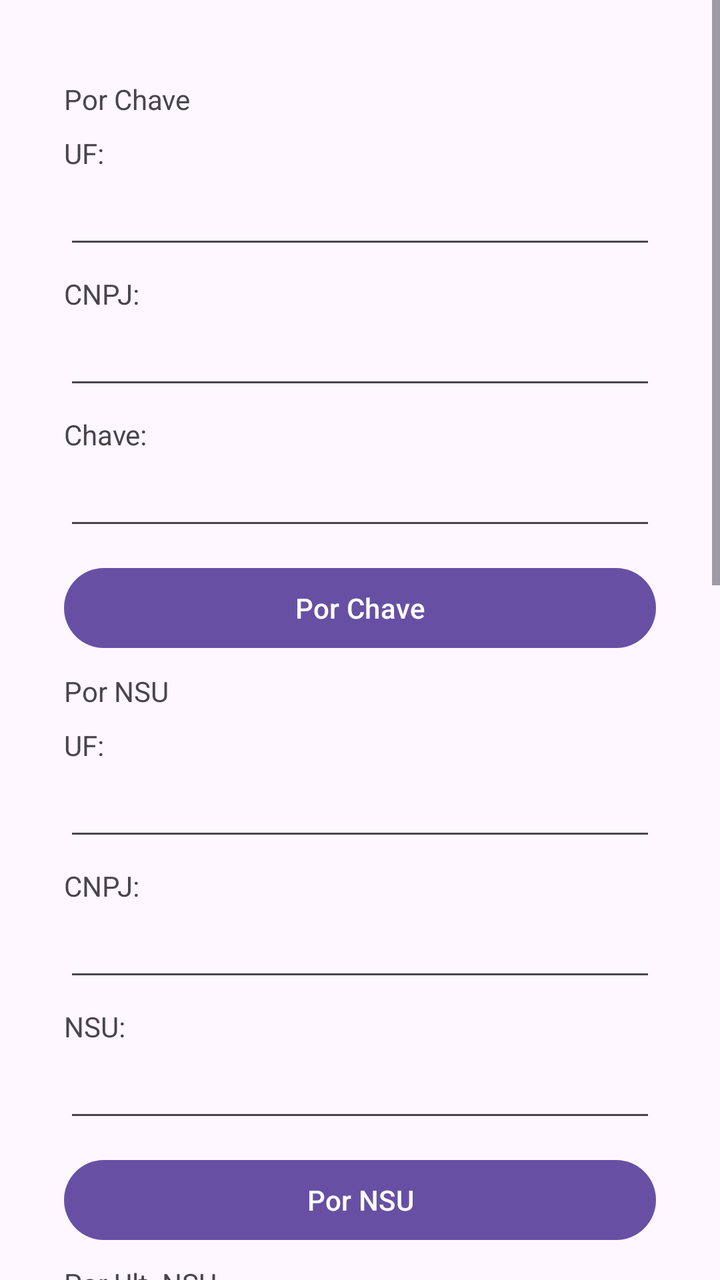
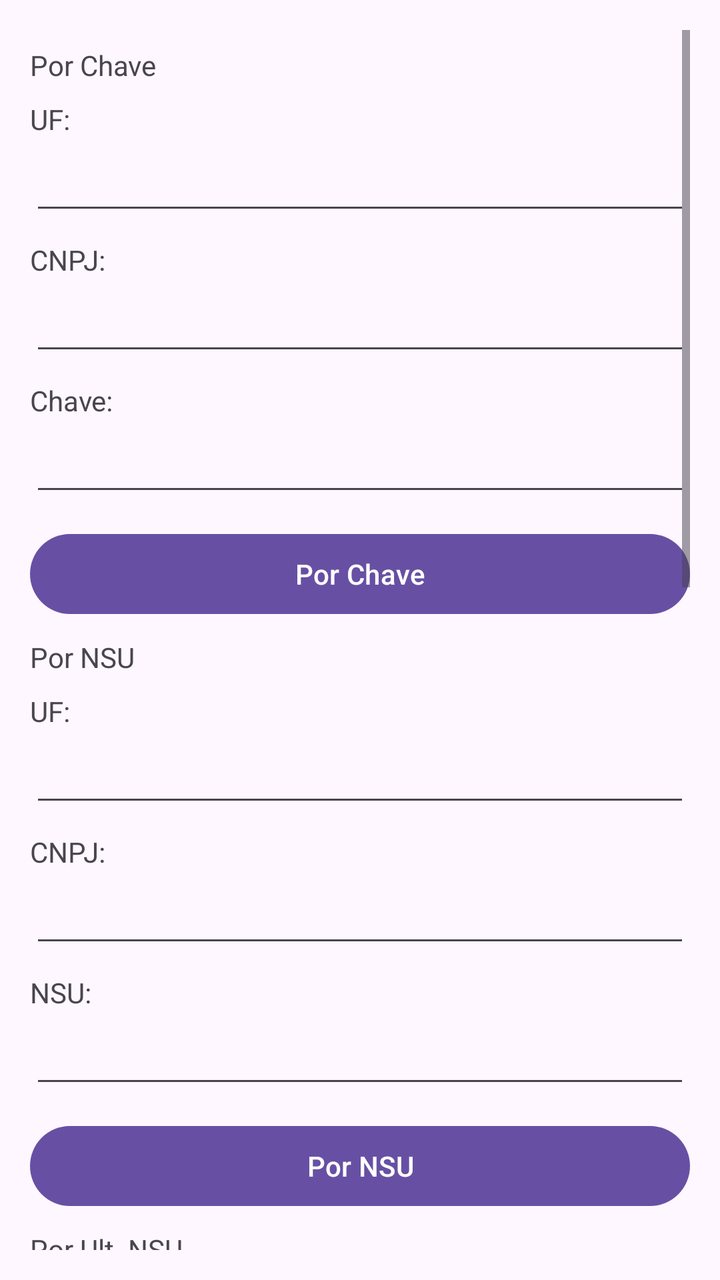

Two renders of the same Android screen: before a commit and after it. Below are the layout's source before the change and the commit's diff.
<!-- AndroidManifest.xml: application theme Theme.ACBrLibNFeDemo -->
<!-- res/layout/fragment_comandos_distribuicao_nfe.xml -->
<?xml version="1.0" encoding="utf-8"?>
<ScrollView xmlns:android="http://schemas.android.com/apk/res/android"
    xmlns:tools="http://schemas.android.com/tools"
    android:layout_width="match_parent"
    android:layout_height="match_parent"
    android:fillViewport="true"
    tools:context=".ComandosDistribuicaoNFeFragment">

    <LinearLayout
        android:layout_width="match_parent"
        android:layout_height="wrap_content"
        android:padding="32dp"
        android:orientation="vertical">

        <TextView
            android:layout_width="match_parent"
            android:layout_height="wrap_content"
            android:layout_marginTop="8dp"
            android:text="Por Chave" />

        <TextView
            android:layout_width="match_parent"
            android:layout_height="wrap_content"
            android:layout_marginTop="8dp"
            android:text="UF:" />

        <EditText
            android:id="@+id/txtUFDFePorChave"
            android:layout_width="match_parent"
            android:layout_height="wrap_content"
            android:layout_marginTop="10dp"
            android:textSize="12dp" />

        <TextView
            android:layout_width="match_parent"
            android:layout_height="wrap_content"
            android:layout_marginTop="8dp"
            android:text="CNPJ:" />

        <EditText
            android:id="@+id/txtCNPJDFePorChave"
            android:layout_width="match_parent"
            android:layout_height="wrap_content"
            android:layout_marginTop="10dp"
            android:textSize="12dp" />

        <TextView
            android:layout_width="match_parent"
            android:layout_height="wrap_content"
            android:layout_marginTop="8dp"
            android:text="Chave:" />

        <EditText
            android:id="@+id/txtChaveDFePorChave"
            android:layout_width="match_parent"
            android:layout_height="wrap_content"
            android:layout_marginTop="10dp"
            android:textSize="12dp" />

        <Button
            android:id="@+id/btnDFePorChave"
            android:layout_width="match_parent"
            android:layout_height="wrap_content"
            android:layout_marginTop="10dp"
            android:onClick="onClick"
            android:text="Por Chave" />

        <TextView
            android:layout_width="match_parent"
            android:layout_height="wrap_content"
            android:layout_marginTop="8dp"
            android:text="Por NSU" />

        <TextView
            android:layout_width="match_parent"
            android:layout_height="wrap_content"
            android:layout_marginTop="8dp"
            android:text="UF:" />

        <EditText
            android:id="@+id/txtUFDFePorNSU"
            android:layout_width="match_parent"
            android:layout_height="wrap_content"
            android:layout_marginTop="10dp"
            android:textSize="12dp" />

        <TextView
            android:layout_width="match_parent"
            android:layout_height="wrap_content"
            android:layout_marginTop="8dp"
            android:text="CNPJ:" />

        <EditText
            android:id="@+id/txtCNPJDFePorNSU"
            android:layout_width="match_parent"
            android:layout_height="wrap_content"
            android:layout_marginTop="10dp"
            android:textSize="12dp" />

        <TextView
            android:layout_width="match_parent"
            android:layout_height="wrap_content"
            android:layout_marginTop="8dp"
            android:text="NSU:" />

        <EditText
            android:id="@+id/txtNSUDFePorNSU"
            android:layout_width="match_parent"
            android:layout_height="wrap_content"
            android:layout_marginTop="10dp"
            android:textSize="12dp" />

        <Button
            android:id="@+id/btnDFePorNSU"
            android:layout_width="match_parent"
            android:layout_height="wrap_content"
            android:layout_marginTop="10dp"
            android:onClick="onClick"
            android:text="Por NSU" />

        <TextView
            android:layout_width="match_parent"
            android:layout_height="wrap_content"
            android:layout_marginTop="8dp"
            android:text="Por Ult. NSU" />

        <TextView
            android:layout_width="match_parent"
            android:layout_height="wrap_content"
            android:layout_marginTop="8dp"
            android:text="UF:" />

        <EditText
            android:id="@+id/txtUFDFePorUltNSU"
            android:layout_width="match_parent"
            android:layout_height="wrap_content"
            android:layout_marginTop="10dp"
            android:textSize="12dp" />

        <TextView
            android:layout_width="match_parent"
            android:layout_height="wrap_content"
            android:layout_marginTop="8dp"
            android:text="CNPJ:" />

        <EditText
            android:id="@+id/txtCNPJDFePorUltNSU"
            android:layout_width="match_parent"
            android:layout_height="wrap_content"
            android:layout_marginTop="10dp"
            android:textSize="12dp" />

        <TextView
            android:layout_width="match_parent"
            android:layout_height="wrap_content"
            android:layout_marginTop="8dp"
            android:text="Ult. NSU:" />

        <EditText
            android:id="@+id/txtUltNSUDFePorUltNSU"
            android:layout_width="match_parent"
            android:layout_height="wrap_content"
            android:layout_marginTop="10dp"
            android:textSize="12dp" />

        <Button
            android:id="@+id/btnDFePorUltNSU"
            android:layout_width="match_parent"
            android:layout_height="wrap_content"
            android:layout_marginTop="10dp"
            android:onClick="onClick"
            android:text="Por Ult. NSU" />

        <TextView
            android:layout_width="match_parent"
            android:layout_height="wrap_content"
            android:layout_marginTop="8dp"
            android:text="Resposta:" />

        <EditText
            android:id="@+id/txtRespostaDistribuicaoDFe"
            android:layout_width="match_parent"
            android:layout_height="353dp"
            android:layout_marginTop="10dp"
            android:textSize="12dp" />

        <Button
            android:id="@+id/btnLimparRespostaDistribuicaoDFe"
            android:layout_width="match_parent"
            android:layout_height="wrap_content"
            android:layout_marginTop="10dp"
            android:onClick="onClick"
            android:text="Limpar Resposta" />

    </LinearLayout>

</ScrollView>
<!-- resources referenced by this layout -->
<resources>
  <style name="Theme.ACBrLibNFeDemo" parent="Base.Theme.ACBrLibNFeDemo" />
  <style name="Base.Theme.ACBrLibNFeDemo" parent="Theme.Material3.DayNight.NoActionBar">
          
          
      </style>
</resources>

<!-- the commit's change to res/layout/fragment_comandos_distribuicao_nfe.xml (unified diff, before → after) -->
@@ -1,197 +1,204 @@
 <?xml version="1.0" encoding="utf-8"?>
-<ScrollView xmlns:android="http://schemas.android.com/apk/res/android"
+<androidx.constraintlayout.widget.ConstraintLayout xmlns:android="http://schemas.android.com/apk/res/android"
     xmlns:tools="http://schemas.android.com/tools"
     android:layout_width="match_parent"
-    android:layout_height="match_parent"
-    android:fillViewport="true"
-    tools:context=".ComandosDistribuicaoNFeFragment">
-
-    <LinearLayout
+    android:layout_height="match_parent">
+
+    <ScrollView xmlns:android="http://schemas.android.com/apk/res/android"
+        xmlns:tools="http://schemas.android.com/tools"
         android:layout_width="match_parent"
-        android:layout_height="wrap_content"
-        android:padding="32dp"
-        android:orientation="vertical">
-
-        <TextView
+        android:layout_height="match_parent"
+        android:layout_margin="15dp"
+        android:fillViewport="true"
+        tools:context=".ComandosDistribuicaoNFeFragment">
+
+        <LinearLayout
             android:layout_width="match_parent"
             android:layout_height="wrap_content"
-            android:layout_marginTop="8dp"
-            android:text="Por Chave" />
-
-        <TextView
-            android:layout_width="match_parent"
-            android:layout_height="wrap_content"
-            android:layout_marginTop="8dp"
-            android:text="UF:" />
-
-        <EditText
-            android:id="@+id/txtUFDFePorChave"
-            android:layout_width="match_parent"
-            android:layout_height="wrap_content"
-            android:layout_marginTop="10dp"
-            android:textSize="12dp" />
-
-        <TextView
-            android:layout_width="match_parent"
-            android:layout_height="wrap_content"
-            android:layout_marginTop="8dp"
-            android:text="CNPJ:" />
-
-        <EditText
-            android:id="@+id/txtCNPJDFePorChave"
-            android:layout_width="match_parent"
-            android:layout_height="wrap_content"
-            android:layout_marginTop="10dp"
-            android:textSize="12dp" />
-
-        <TextView
-            android:layout_width="match_parent"
-            android:layout_height="wrap_content"
-            android:layout_marginTop="8dp"
-            android:text="Chave:" />
-
-        <EditText
-            android:id="@+id/txtChaveDFePorChave"
-            android:layout_width="match_parent"
-            android:layout_height="wrap_content"
-            android:layout_marginTop="10dp"
-            android:textSize="12dp" />
-
-        <Button
-            android:id="@+id/btnDFePorChave"
-            android:layout_width="match_parent"
-            android:layout_height="wrap_content"
-            android:layout_marginTop="10dp"
-            android:onClick="onClick"
-            android:text="Por Chave" />
-
-        <TextView
-            android:layout_width="match_parent"
-            android:layout_height="wrap_content"
-            android:layout_marginTop="8dp"
-            android:text="Por NSU" />
-
-        <TextView
-            android:layout_width="match_parent"
-            android:layout_height="wrap_content"
-            android:layout_marginTop="8dp"
-            android:text="UF:" />
-
-        <EditText
-            android:id="@+id/txtUFDFePorNSU"
-            android:layout_width="match_parent"
-            android:layout_height="wrap_content"
-            android:layout_marginTop="10dp"
-            android:textSize="12dp" />
-
-        <TextView
-            android:layout_width="match_parent"
-            android:layout_height="wrap_content"
-            android:layout_marginTop="8dp"
-            android:text="CNPJ:" />
-
-        <EditText
-            android:id="@+id/txtCNPJDFePorNSU"
-            android:layout_width="match_parent"
-            android:layout_height="wrap_content"
-            android:layout_marginTop="10dp"
-            android:textSize="12dp" />
-
-        <TextView
-            android:layout_width="match_parent"
-            android:layout_height="wrap_content"
-            android:layout_marginTop="8dp"
-            android:text="NSU:" />
-
-        <EditText
-            android:id="@+id/txtNSUDFePorNSU"
-            android:layout_width="match_parent"
-            android:layout_height="wrap_content"
-            android:layout_marginTop="10dp"
-            android:textSize="12dp" />
-
-        <Button
-            android:id="@+id/btnDFePorNSU"
-            android:layout_width="match_parent"
-            android:layout_height="wrap_content"
-            android:layout_marginTop="10dp"
-            android:onClick="onClick"
-            android:text="Por NSU" />
-
-        <TextView
-            android:layout_width="match_parent"
-            android:layout_height="wrap_content"
-            android:layout_marginTop="8dp"
-            android:text="Por Ult. NSU" />
-
-        <TextView
-            android:layout_width="match_parent"
-            android:layout_height="wrap_content"
-            android:layout_marginTop="8dp"
-            android:text="UF:" />
-
-        <EditText
-            android:id="@+id/txtUFDFePorUltNSU"
-            android:layout_width="match_parent"
-            android:layout_height="wrap_content"
-            android:layout_marginTop="10dp"
-            android:textSize="12dp" />
-
-        <TextView
-            android:layout_width="match_parent"
-            android:layout_height="wrap_content"
-            android:layout_marginTop="8dp"
-            android:text="CNPJ:" />
-
-        <EditText
-            android:id="@+id/txtCNPJDFePorUltNSU"
-            android:layout_width="match_parent"
-            android:layout_height="wrap_content"
-            android:layout_marginTop="10dp"
-            android:textSize="12dp" />
-
-        <TextView
-            android:layout_width="match_parent"
-            android:layout_height="wrap_content"
-            android:layout_marginTop="8dp"
-            android:text="Ult. NSU:" />
-
-        <EditText
-            android:id="@+id/txtUltNSUDFePorUltNSU"
-            android:layout_width="match_parent"
-            android:layout_height="wrap_content"
-            android:layout_marginTop="10dp"
-            android:textSize="12dp" />
-
-        <Button
-            android:id="@+id/btnDFePorUltNSU"
-            android:layout_width="match_parent"
-            android:layout_height="wrap_content"
-            android:layout_marginTop="10dp"
-            android:onClick="onClick"
-            android:text="Por Ult. NSU" />
-
-        <TextView
-            android:layout_width="match_parent"
-            android:layout_height="wrap_content"
-            android:layout_marginTop="8dp"
-            android:text="Resposta:" />
-
-        <EditText
-            android:id="@+id/txtRespostaDistribuicaoDFe"
-            android:layout_width="match_parent"
-            android:layout_height="353dp"
-            android:layout_marginTop="10dp"
-            android:textSize="12dp" />
-
-        <Button
-            android:id="@+id/btnLimparRespostaDistribuicaoDFe"
-            android:layout_width="match_parent"
-            android:layout_height="wrap_content"
-            android:layout_marginTop="10dp"
-            android:onClick="onClick"
-            android:text="Limpar Resposta" />
-
-    </LinearLayout>
-
-</ScrollView>
+            android:orientation="vertical">
+
+            <TextView
+                android:layout_width="match_parent"
+                android:layout_height="wrap_content"
+                android:layout_marginTop="8dp"
+                android:text="Por Chave" />
+
+            <TextView
+                android:layout_width="match_parent"
+                android:layout_height="wrap_content"
+                android:layout_marginTop="8dp"
+                android:text="UF:" />
+
+            <EditText
+                android:id="@+id/txtUFDFePorChave"
+                android:layout_width="match_parent"
+                android:layout_height="wrap_content"
+                android:layout_marginTop="10dp"
+                android:textSize="12dp" />
+
+            <TextView
+                android:layout_width="match_parent"
+                android:layout_height="wrap_content"
+                android:layout_marginTop="8dp"
+                android:text="CNPJ:" />
+
+            <EditText
+                android:id="@+id/txtCNPJDFePorChave"
+                android:layout_width="match_parent"
+                android:layout_height="wrap_content"
+                android:layout_marginTop="10dp"
+                android:textSize="12dp" />
+
+            <TextView
+                android:layout_width="match_parent"
+                android:layout_height="wrap_content"
+                android:layout_marginTop="8dp"
+                android:text="Chave:" />
+
+            <EditText
+                android:id="@+id/txtChaveDFePorChave"
+                android:layout_width="match_parent"
+                android:layout_height="wrap_content"
+                android:layout_marginTop="10dp"
+                android:textSize="12dp" />
+
+            <Button
+                android:id="@+id/btnDFePorChave"
+                android:layout_width="match_parent"
+                android:layout_height="wrap_content"
+                android:layout_marginTop="10dp"
+                android:onClick="onClick"
+                android:text="Por Chave" />
+
+            <TextView
+                android:layout_width="match_parent"
+                android:layout_height="wrap_content"
+                android:layout_marginTop="8dp"
+                android:text="Por NSU" />
+
+            <TextView
+                android:layout_width="match_parent"
+                android:layout_height="wrap_content"
+                android:layout_marginTop="8dp"
+                android:text="UF:" />
+
+            <EditText
+                android:id="@+id/txtUFDFePorNSU"
+                android:layout_width="match_parent"
+                android:layout_height="wrap_content"
+                android:layout_marginTop="10dp"
+                android:textSize="12dp" />
+
+            <TextView
+                android:layout_width="match_parent"
+                android:layout_height="wrap_content"
+                android:layout_marginTop="8dp"
+                android:text="CNPJ:" />
+
+            <EditText
+                android:id="@+id/txtCNPJDFePorNSU"
+                android:layout_width="match_parent"
+                android:layout_height="wrap_content"
+                android:layout_marginTop="10dp"
+                android:textSize="12dp" />
+
+            <TextView
+                android:layout_width="match_parent"
+                android:layout_height="wrap_content"
+                android:layout_marginTop="8dp"
+                android:text="NSU:" />
+
+            <EditText
+                android:id="@+id/txtNSUDFePorNSU"
+                android:layout_width="match_parent"
+                android:layout_height="wrap_content"
+                android:layout_marginTop="10dp"
+                android:textSize="12dp" />
+
+            <Button
+                android:id="@+id/btnDFePorNSU"
+                android:layout_width="match_parent"
+                android:layout_height="wrap_content"
+                android:layout_marginTop="10dp"
+                android:onClick="onClick"
+                android:text="Por NSU" />
+
+            <TextView
+                android:layout_width="match_parent"
+                android:layout_height="wrap_content"
+                android:layout_marginTop="8dp"
+                android:text="Por Ult. NSU" />
+
+            <TextView
+                android:layout_width="match_parent"
+                android:layout_height="wrap_content"
+                android:layout_marginTop="8dp"
+                android:text="UF:" />
+
+            <EditText
+                android:id="@+id/txtUFDFePorUltNSU"
+                android:layout_width="match_parent"
+                android:layout_height="wrap_content"
+                android:layout_marginTop="10dp"
+                android:textSize="12dp" />
+
+            <TextView
+                android:layout_width="match_parent"
+                android:layout_height="wrap_content"
+                android:layout_marginTop="8dp"
+                android:text="CNPJ:" />
+
+            <EditText
+                android:id="@+id/txtCNPJDFePorUltNSU"
+                android:layout_width="match_parent"
+                android:layout_height="wrap_content"
+                android:layout_marginTop="10dp"
+                android:textSize="12dp" />
+
+            <TextView
+                android:layout_width="match_parent"
+                android:layout_height="wrap_content"
+                android:layout_marginTop="8dp"
+                android:text="Ult. NSU:" />
+
+            <EditText
+                android:id="@+id/txtUltNSUDFePorUltNSU"
+                android:layout_width="match_parent"
+                android:layout_height="wrap_content"
+                android:layout_marginTop="10dp"
+                android:textSize="12dp" />
+
+            <Button
+                android:id="@+id/btnDFePorUltNSU"
+                android:layout_width="match_parent"
+                android:layout_height="wrap_content"
+                android:layout_marginTop="10dp"
+                android:onClick="onClick"
+                android:text="Por Ult. NSU" />
+
+            <TextView
+                android:layout_width="match_parent"
+                android:layout_height="wrap_content"
+                android:layout_marginTop="8dp"
+                android:text="Resposta:" />
+
+            <EditText
+                android:id="@+id/txtRespostaDistribuicaoDFe"
+                android:layout_width="match_parent"
+                android:layout_height="353dp"
+                android:layout_marginTop="10dp"
+                android:textSize="12dp" />
+
+            <Button
+                android:id="@+id/btnLimparRespostaDistribuicaoDFe"
+                android:layout_width="match_parent"
+                android:layout_height="wrap_content"
+                android:layout_marginTop="10dp"
+                android:onClick="onClick"
+                android:text="Limpar Resposta" />
+
+        </LinearLayout>
+
+    </ScrollView>
+
+</androidx.constraintlayout.widget.ConstraintLayout>
